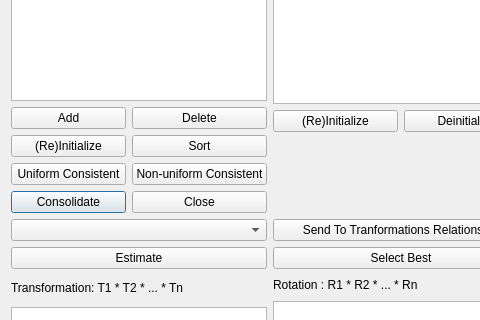
Old version of the form ui/GlobalRegistrationDialog.ui in the repository Tonsty/Registar; both pictures show x 0 to 480 and y 125 to 445 of the 849 by 856 pixel window.
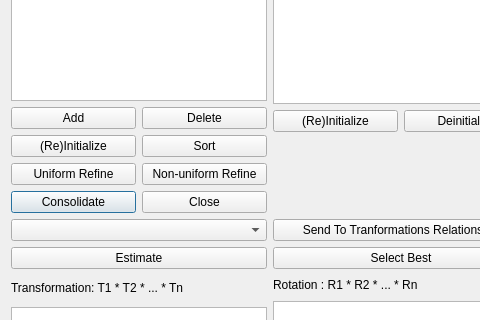
New version of the form. Icons and pictures are not drawn.

Commit message: add uniform refine cycle function, comment many unnecessary debug code and remove many unused code, the next work is separate the Qt with Registrationfunciont, both pairwise and cyclewise and global

What changed in the file:
```diff
--- a/ui/GlobalRegistrationDialog.ui
+++ b/ui/GlobalRegistrationDialog.ui
@@ -106,14 +106,14 @@
            <item row="2" column="1">
             <widget class="QPushButton" name="consistentPushButton">
              <property name="text">
-              <string>Non-uniform Consistent</string>
+              <string>Non-uniform Refine</string>
              </property>
             </widget>
            </item>
            <item row="2" column="0">
             <widget class="QPushButton" name="pushButton_2">
              <property name="text">
-              <string>Uniform Consistent</string>
+              <string>Uniform Refine</string>
              </property>
             </widget>
            </item>
```
Left out of the diff: 4 changed lines with no effect on the pictures. The commit also changes 11 other files.
